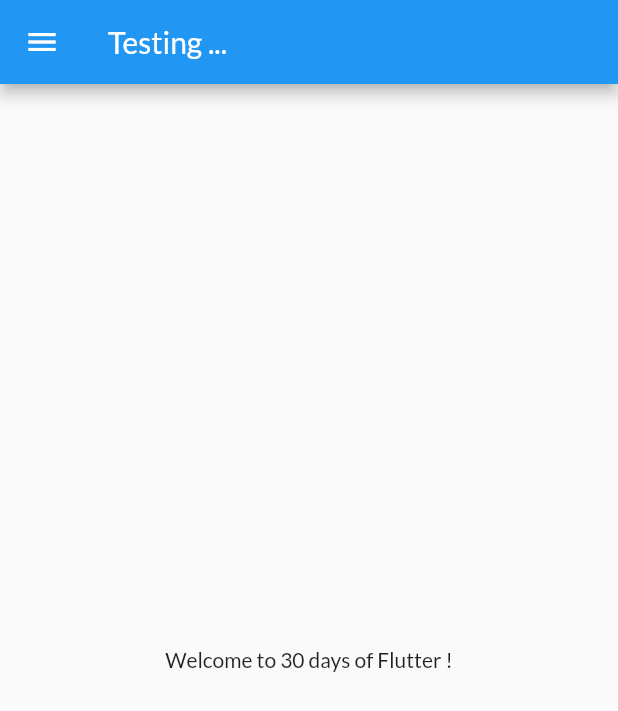
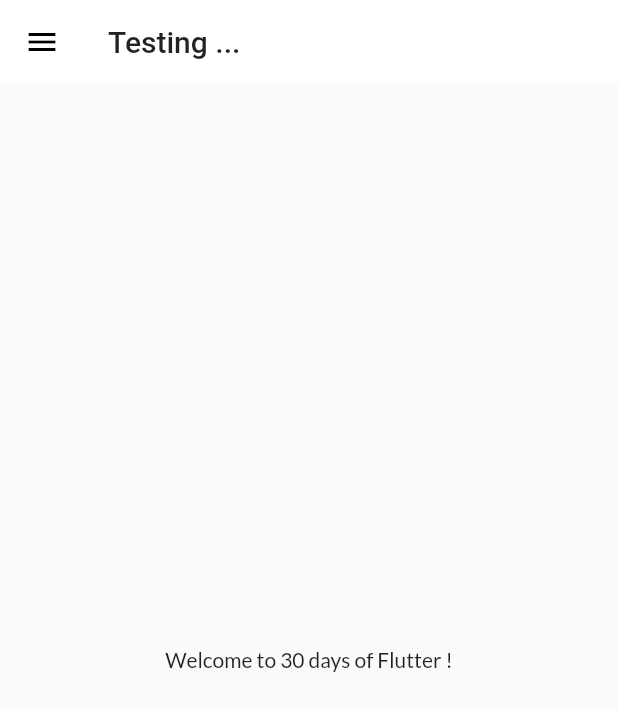
Before and after one commit to MAHESH06-cyber/Flutter_getStarted, a Flutter app: the screen it shows after launch, on a phone screen of 412 x 824 dp. Shown: the top 711 px of the screen. Run offline on Flutter 3.47's test engine with Material 2 defaults, Android fonts, the phone set to English and light mode, and no system bars; our stand-ins replace google_fonts.

Commit message:
themes extracted

```diff
--- a/lib/main.dart
+++ b/lib/main.dart
@@ -1,6 +1,6 @@
 import 'package:flutter/material.dart';
 import 'package:flutter_application_1/utils/routes.dart';
-import 'package:google_fonts/google_fonts.dart';
+import 'package:flutter_application_1/widgets/themes.dart';
 import 'pages/home_page.dart';
 import 'pages/login_page.dart';
 
@@ -10,13 +10,10 @@ class MyApp extends StatelessWidget {
   @override
   Widget build(BuildContext context) {
     return MaterialApp(
+      debugShowCheckedModeBanner: false,
       themeMode: ThemeMode.light,
-      theme: ThemeData(
-        primarySwatch: Colors.blue,
-        fontFamily: GoogleFonts.lato().fontFamily,
-      ),
-      debugShowCheckedModeBanner: false,
-      // darkTheme: ThemeData(brightness: Brightness.dark),
+      theme: MyTheme.lightTheme(context),
+      darkTheme: MyTheme.darkTheme(context),
       initialRoute: "/home",
       routes: {
         "/": (context) => LoginPage(),
--- /dev/null
+++ b/lib/widgets/themes.dart
@@ -0,0 +1,18 @@
+import 'package:flutter/material.dart';
+import 'package:google_fonts/google_fonts.dart';
+
+class MyTheme {
+  static ThemeData lightTheme(BuildContext context) => ThemeData(
+      primarySwatch: Colors.blue,
+      fontFamily: GoogleFonts.lato().fontFamily,
+      appBarTheme: AppBarTheme(
+        color: Colors.white,
+        elevation: 0.0,
+        iconTheme: IconThemeData(color: Colors.black),
+        textTheme: Theme.of(context).textTheme,
+      ));
+
+  static ThemeData darkTheme(BuildContext context) => ThemeData(
+        brightness: Brightness.dark,
+      );
+}
```
